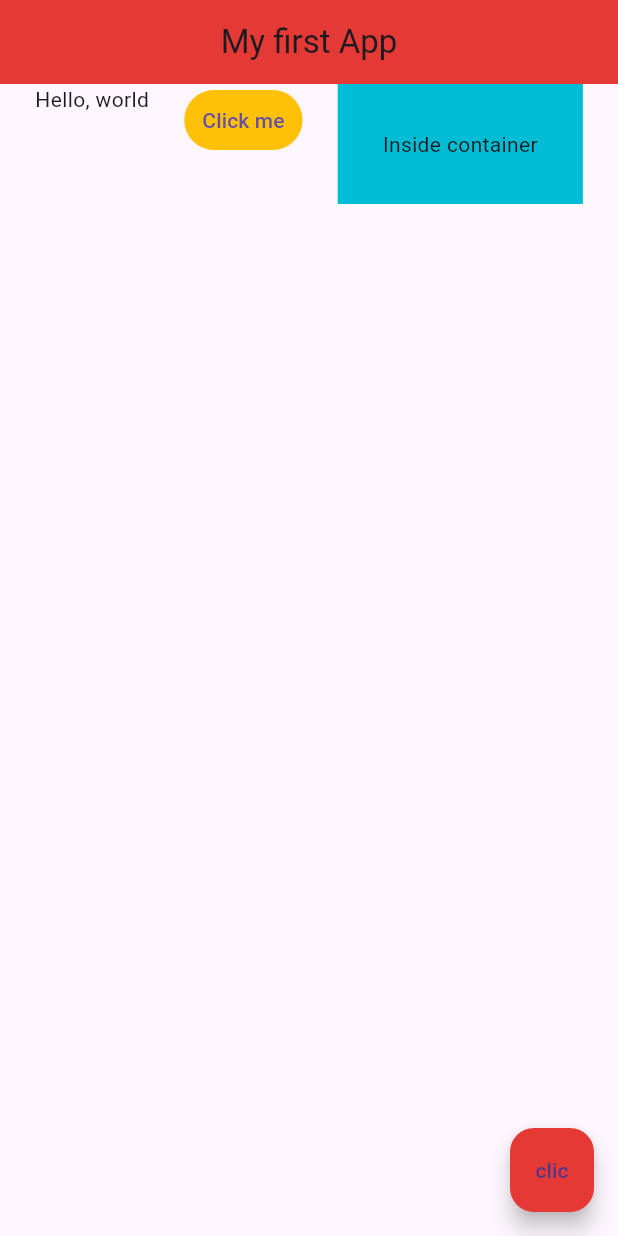
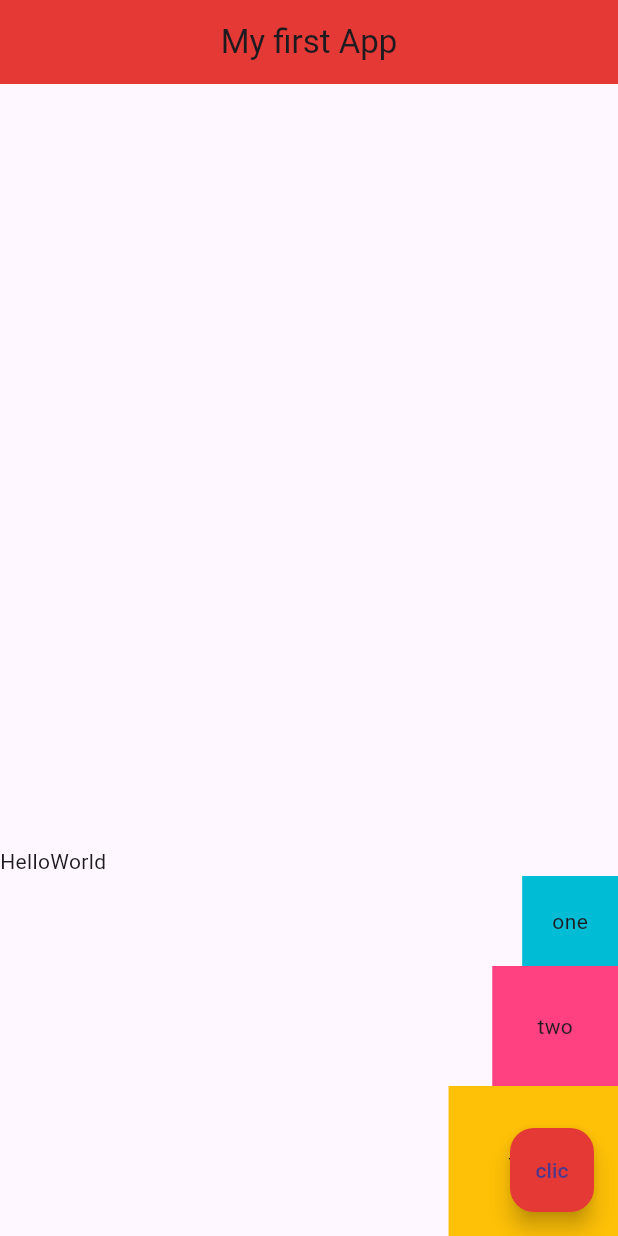
Before and after one commit to juansgt/flutter-for-beginners, a Flutter app: the screen it shows after launch, on a phone screen of 412 x 824 dp. Run offline on Flutter 3.47's test engine with Material 3 defaults, Android fonts, the phone set to English and light mode, and no system bars.

Commit message:
Añadido el Widget Column, incluyendo varios widgets dentro al igual que en Row

```diff
--- a/lib/main.dart
+++ b/lib/main.dart
@@ -13,23 +13,31 @@ class Home extends StatelessWidget {
         centerTitle: true,
         backgroundColor: Colors.red[600],
       ),
-      body: Row(
-        mainAxisAlignment: MainAxisAlignment.spaceEvenly,
-        crossAxisAlignment: CrossAxisAlignment.start,
+      body: Column(
+        mainAxisAlignment: MainAxisAlignment.end,
+        crossAxisAlignment: CrossAxisAlignment.end,
         children: <Widget>[
-          Text('Hello, world'),
-          TextButton(
-            onPressed: foo,
-            style: TextButton.styleFrom(
-              backgroundColor: Colors.amber
-            ),
-            child: Text('Click me'),
+          const Row(
+            children: <Widget>[
+              Text('Hello'),
+              Text('World'),
+            ],
           ),
           Container(
-              color: Colors.cyan,
-              padding: EdgeInsets.all(30),
-              child: Text('Inside container'),
+            padding: const EdgeInsets.all(20),
+            color: Colors.cyan,
+            child: const Text('one'),
           ),
+          Container(
+            padding: const EdgeInsets.all(30),
+            color: Colors.pinkAccent,
+            child: const Text('two'),
+          ),
+          Container(
+            padding: const EdgeInsets.all(40),
+            color: Colors.amber,
+            child: const Text('three'),
+          )
         ],
       ),
       floatingActionButton: getFloatingActionButton()
```
